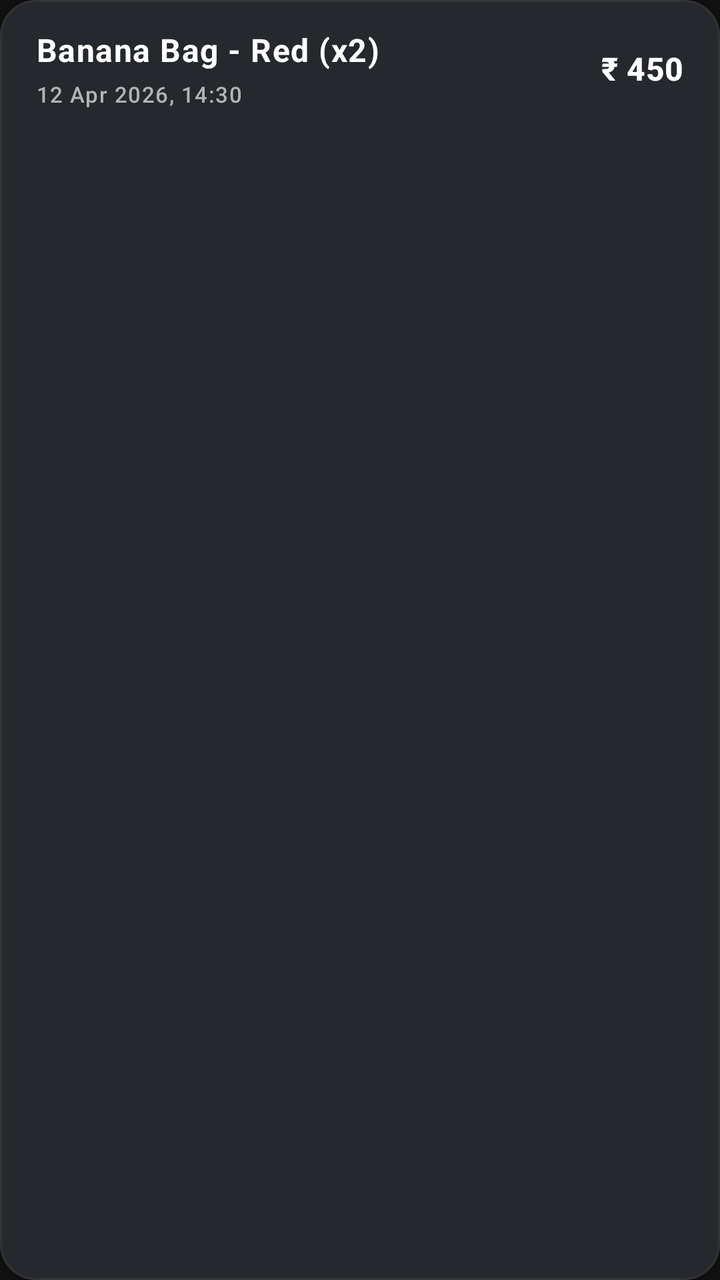
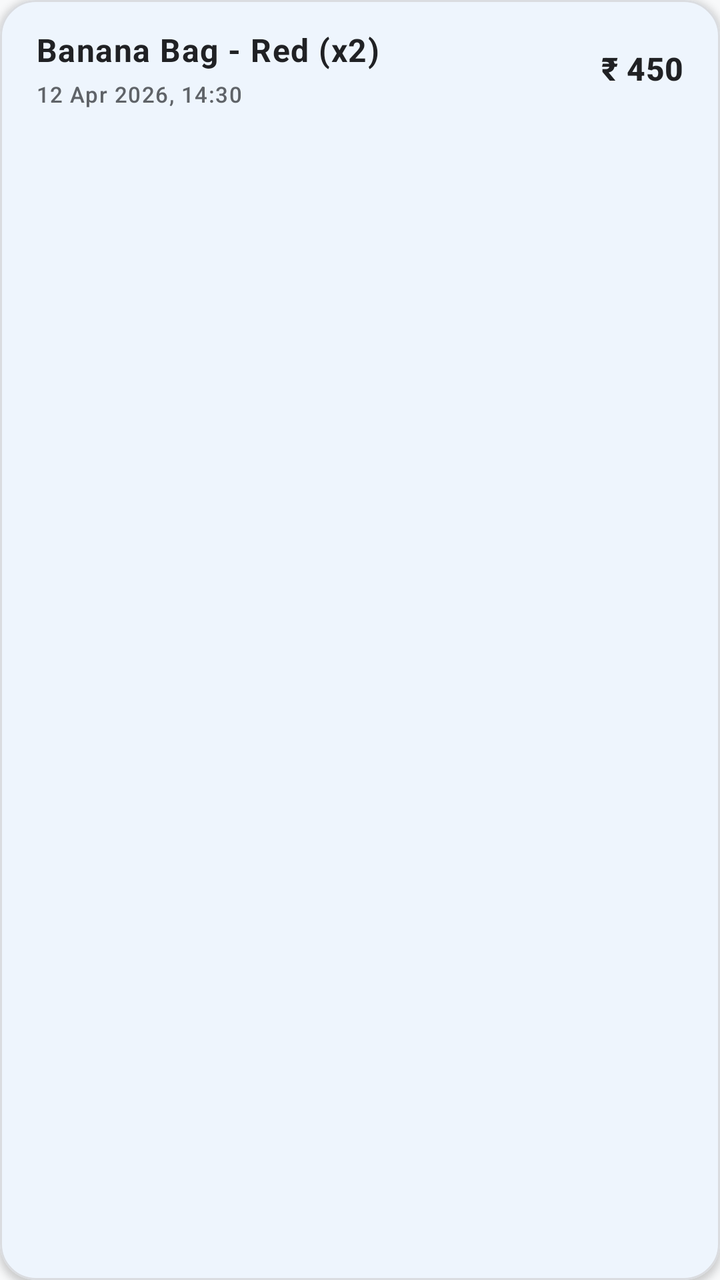

Compare the two renders of this Android layout. The source of the first and the diff that turns it into the second are given below.
<!-- AndroidManifest.xml: application theme Theme.HastaKalaShop -->
<!-- res/layout/item_income_log.xml -->
<?xml version="1.0" encoding="utf-8"?>
<com.google.android.material.card.MaterialCardView xmlns:android="http://schemas.android.com/apk/res/android"
    xmlns:app="http://schemas.android.com/apk/res-auto"
    android:layout_width="match_parent"
    android:layout_height="wrap_content"
    android:layout_marginBottom="10dp"
    app:cardCornerRadius="18dp"
    app:cardElevation="2dp"
    app:strokeWidth="1dp"
    app:strokeColor="@color/divider_color"
    app:cardBackgroundColor="@color/surface_dark">

    <LinearLayout
        android:layout_width="match_parent"
        android:layout_height="wrap_content"
        android:orientation="horizontal"
        android:paddingHorizontal="18dp"
        android:paddingVertical="14dp"
        android:gravity="center_vertical">

        <LinearLayout
            android:layout_width="0dp"
            android:layout_height="wrap_content"
            android:layout_weight="1"
            android:orientation="vertical">

            <TextView
                android:id="@+id/tv_log_item"
                android:layout_width="wrap_content"
                android:layout_height="wrap_content"
                android:text="Banana Bag - Red (x2)"
                android:textAppearance="?attr/textAppearanceBodyLarge"
                android:textStyle="bold"
                android:textColor="@color/text_primary"
                android:maxLines="2"
                android:ellipsize="end" />

            <TextView
                android:id="@+id/tv_log_date"
                android:layout_width="wrap_content"
                android:layout_height="wrap_content"
                android:text="12 Apr 2026, 14:30"
                android:textAppearance="?attr/textAppearanceLabelSmall"
                android:textColor="@color/text_secondary"
                android:layout_marginTop="4dp" />
        </LinearLayout>

        <TextView
            android:id="@+id/tv_log_total"
            android:layout_width="wrap_content"
            android:layout_height="wrap_content"
            android:text="₹ 450"
            android:textAppearance="?attr/textAppearanceTitleMedium"
            android:textColor="@color/text_primary"
            android:textStyle="bold"
            android:paddingStart="12dp" />
    </LinearLayout>

</com.google.android.material.card.MaterialCardView>
<!-- resources referenced by this layout -->
<resources>
  <color name="divider_color">#333333</color>
  <color name="surface_dark">#1E1E1E</color>
  <color name="text_primary">#FFFFFF</color>
  <color name="text_secondary">#B3B3B3</color>
  <style name="Theme.HastaKalaShop" parent="Theme.Material3.DayNight.NoActionBar">
          <item name="colorPrimary">@color/primary</item>
          <item name="colorOnPrimary">@color/onPrimary</item>
          <item name="colorPrimaryContainer">@color/primaryContainer</item>
          <item name="colorOnPrimaryContainer">@color/onPrimaryContainer</item>
          <item name="colorSecondary">@color/secondary</item>
          <item name="colorOnSecondary">@color/onSecondary</item>
          <item name="android:colorBackground">@color/background</item>
          <item name="colorSurface">@color/surface</item>
          <item name="colorOnSurface">@color/onSurface</item>
          <item name="colorSurfaceVariant">@color/surfaceVariant</item>
          <item name="colorOnSurfaceVariant">@color/onSurfaceVariant</item>
          <item name="colorOutline">@color/outline</item>
          <item name="colorSecondaryContainer">@color/primary</item>
          <item name="colorOnSecondaryContainer">@color/onPrimary</item>
  
          <item name="android:navigationBarColor">@color/bg_dark</item>
          <item name="android:statusBarColor">@color/bg_dark</item>
          
          <item name="android:windowBackground">@color/background</item>
  
          <item name="textAppearanceHeadlineMedium">@style/TextAppearance.HastaKala.HeadlineMedium</item>
          <item name="textAppearanceTitleLarge">@style/TextAppearance.HastaKala.TitleLarge</item>
      </style>
  <color name="primary">@color/accent_simple</color>
  <color name="onPrimary">#121212</color>
  <color name="primaryContainer">#2C2C2C</color>
  <color name="onPrimaryContainer">#8AB4F8</color>
  <color name="secondary">#E8EAED</color>
  <color name="onSecondary">#121212</color>
  <color name="background">@color/bg_dark</color>
  <color name="surface">@color/surface_dark</color>
  <color name="onSurface">@color/text_primary</color>
  <color name="surfaceVariant">@color/surface_variant</color>
  <color name="onSurfaceVariant">@color/text_secondary</color>
  <color name="outline">@color/divider_color</color>
  <color name="bg_dark">#121212</color>
  <style name="TextAppearance.HastaKala.HeadlineMedium" parent="TextAppearance.Material3.HeadlineMedium">
          <item name="android:fontFamily">sans-serif-medium</item>
          <item name="android:textStyle">normal</item>
          <item name="android:textColor">@color/onSurface</item>
      </style>
  <style name="TextAppearance.HastaKala.TitleLarge" parent="TextAppearance.Material3.TitleLarge">
          <item name="android:fontFamily">sans-serif-medium</item>
          <item name="android:textStyle">normal</item>
          <item name="android:textColor">@color/onSurface</item>
      </style>
  <color name="accent_simple">#8AB4F8</color>
  <color name="surface_variant">#2C2C2C</color>
</resources>

<!-- the commit's change to res/layout/item_income_log.xml (unified diff, before → after) -->
@@ -8,7 +8,7 @@
     app:cardElevation="2dp"
     app:strokeWidth="1dp"
     app:strokeColor="@color/divider_color"
-    app:cardBackgroundColor="@color/surface_dark">
+    app:cardBackgroundColor="@color/surface">
 
     <LinearLayout
         android:layout_width="match_parent"
<!-- resource entries referenced after the edit -->
@@ -1,10 +1,9 @@
 <!-- resources referenced by this layout -->
 <resources>
-  <color name="divider_color">#333333</color>
-  <color name="surface_dark">#1E1E1E</color>
-  <color name="text_primary">#FFFFFF</color>
-  <color name="text_secondary">#B3B3B3</color>
-  <style name="Theme.HastaKalaShop" parent="Theme.Material3.DayNight.NoActionBar">
+  <color name="divider_color">#DADCE0</color>
+  <color name="text_primary">#202124</color>
+  <color name="text_secondary">#5F6368</color>
+  <style name="Theme.HastaKalaShop" parent="Theme.Material3.Light.NoActionBar">
           <item name="colorPrimary">@color/primary</item>
           <item name="colorOnPrimary">@color/onPrimary</item>
           <item name="colorPrimaryContainer">@color/primaryContainer</item>
@@ -17,30 +16,32 @@
           <item name="colorSurfaceVariant">@color/surfaceVariant</item>
           <item name="colorOnSurfaceVariant">@color/onSurfaceVariant</item>
           <item name="colorOutline">@color/outline</item>
-          <item name="colorSecondaryContainer">@color/primary</item>
-          <item name="colorOnSecondaryContainer">@color/onPrimary</item>
+          <item name="colorSecondaryContainer">@color/primaryContainer</item>
+          <item name="colorOnSecondaryContainer">@color/onPrimaryContainer</item>
   
-          <item name="android:navigationBarColor">@color/bg_dark</item>
-          <item name="android:statusBarColor">@color/bg_dark</item>
+          <item name="android:navigationBarColor">@color/background</item>
+          <item name="android:statusBarColor">@color/background</item>
+          <item name="android:windowLightStatusBar">true</item>
+          <item name="android:windowLightNavigationBar">true</item>
           
           <item name="android:windowBackground">@color/background</item>
   
           <item name="textAppearanceHeadlineMedium">@style/TextAppearance.HastaKala.HeadlineMedium</item>
           <item name="textAppearanceTitleLarge">@style/TextAppearance.HastaKala.TitleLarge</item>
       </style>
+  <color name="surface_light">#FFFFFF</color>
   <color name="primary">@color/accent_simple</color>
-  <color name="onPrimary">#121212</color>
-  <color name="primaryContainer">#2C2C2C</color>
-  <color name="onPrimaryContainer">#8AB4F8</color>
-  <color name="secondary">#E8EAED</color>
-  <color name="onSecondary">#121212</color>
-  <color name="background">@color/bg_dark</color>
-  <color name="surface">@color/surface_dark</color>
+  <color name="onPrimary">#FFFFFF</color>
+  <color name="primaryContainer">#D2E3FC</color>
+  <color name="onPrimaryContainer">#174EA6</color>
+  <color name="secondary">#5F6368</color>
+  <color name="onSecondary">#FFFFFF</color>
+  <color name="background">@color/bg_light</color>
+  <color name="surface">@color/surface_light</color>
   <color name="onSurface">@color/text_primary</color>
-  <color name="surfaceVariant">@color/surface_variant</color>
+  <color name="surfaceVariant">@color/surface_variant_light</color>
   <color name="onSurfaceVariant">@color/text_secondary</color>
   <color name="outline">@color/divider_color</color>
-  <color name="bg_dark">#121212</color>
   <style name="TextAppearance.HastaKala.HeadlineMedium" parent="TextAppearance.Material3.HeadlineMedium">
           <item name="android:fontFamily">sans-serif-medium</item>
           <item name="android:textStyle">normal</item>
@@ -51,7 +52,8 @@
           <item name="android:textStyle">normal</item>
           <item name="android:textColor">@color/onSurface</item>
       </style>
-  <color name="accent_simple">#8AB4F8</color>
-  <color name="surface_variant">#2C2C2C</color>
+  <color name="accent_simple">#1A73E8</color>
+  <color name="bg_light">#F8F9FA</color>
+  <color name="surface_variant_light">#F1F3F4</color>
 </resources>
 
